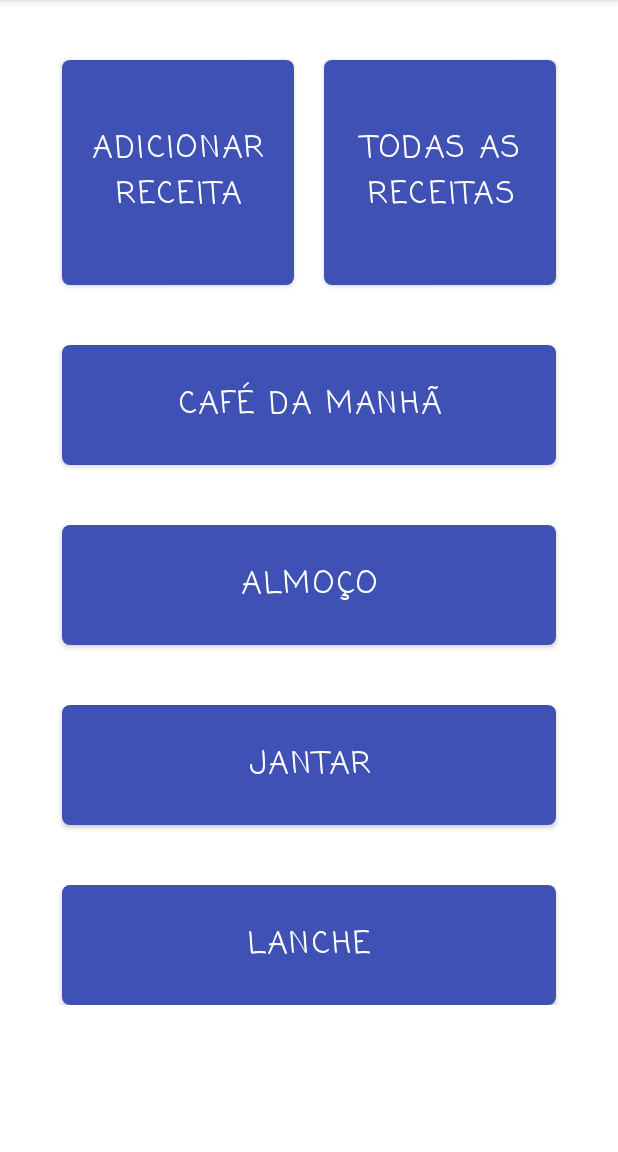
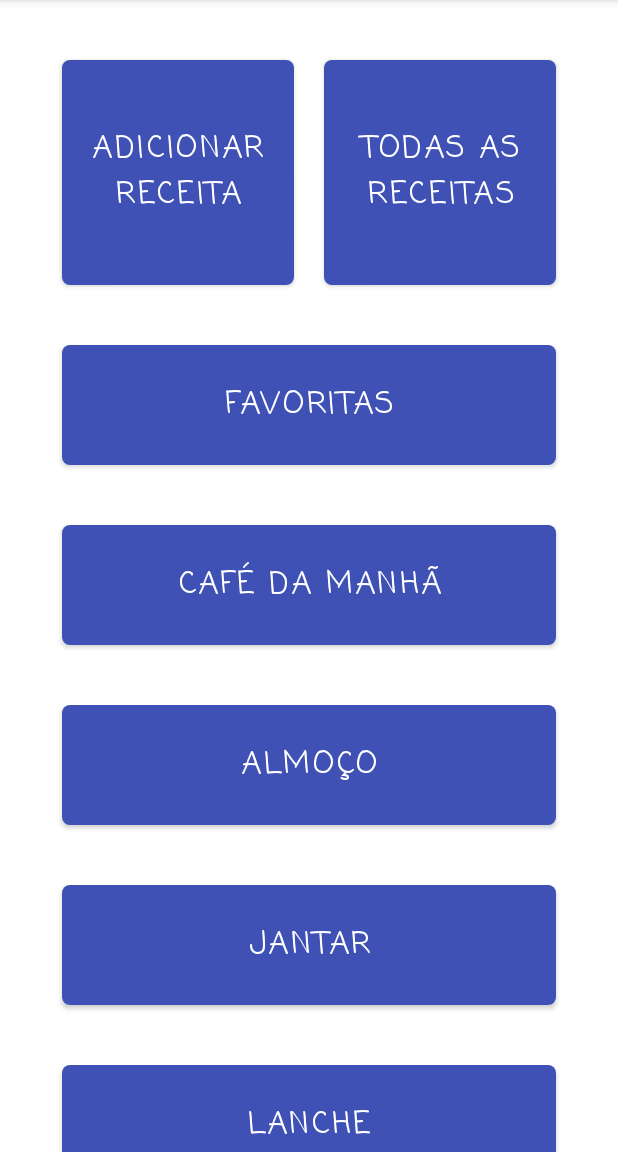
Before and after one commit to JoandersonG/MenuMeu, an Android app: the screen it shows after launch (HomeActivity), on a phone screen of 412 x 824 dp, the part 84-1236 px from its top. Run offline under Robolectric (Android 15) with nearby library versions, the phone set to English and light mode, and no system bars.

Commit message:
favorite implemented

```diff
--- a/app/src/main/java/joandersongoncalves/example/veganocook/data/RecipeRepository.kt
+++ b/app/src/main/java/joandersongoncalves/example/veganocook/data/RecipeRepository.kt
@@ -32,6 +32,10 @@ class RecipeRepository(private val recipeDao: RecipeDao) {
         }
     }
 
+    suspend fun getFavoriteRecipes(): List<Recipe> {
+        return recipeDao.getFavoriteRecipes()
+    }
+
     suspend fun updateRecipe(recipe: Recipe) {
         recipeDao.updateRecipeWithCategories(recipe)
     }
--- a/app/src/main/java/joandersongoncalves/example/veganocook/data/database/RecipeDao.kt
+++ b/app/src/main/java/joandersongoncalves/example/veganocook/data/database/RecipeDao.kt
@@ -78,6 +78,9 @@ abstract class RecipeDao {
     @Query("SELECT * FROM recipes WHERE recipe_id = :recipeId")
     abstract suspend fun getRecipeWithCategories(recipeId: Int): List<RecipesWithCategories>
 
+    @Query("SELECT * FROM recipes WHERE is_favorite = :isFavorite")
+    abstract suspend fun getFavoriteRecipes(isFavorite: Boolean = true): List<Recipe>
+
     @Query("SELECT * FROM recipes WHERE name LIKE :q")
     abstract suspend fun queryByName(q: String): List<Recipe>
 
--- a/app/src/main/java/joandersongoncalves/example/veganocook/presentation/HomeActivity.kt
+++ b/app/src/main/java/joandersongoncalves/example/veganocook/presentation/HomeActivity.kt
@@ -14,6 +14,11 @@ class HomeActivity : AppCompatActivity() {
     override fun onCreate(savedInstanceState: Bundle?) {
         super.onCreate(savedInstanceState)
         setContentView(R.layout.activity_home)
+
+        btFavorites.setOnClickListener {
+            val intent = CategoryActivity.getStartActivity(this, getString(R.string.favorite))
+            startActivity(intent)
+        }
 
         btBreakfest.setOnClickListener {
             val intent = CategoryActivity.getStartActivity(this, getString(R.string.breakfest))
--- /dev/null
+++ b/app/src/main/res/drawable/ic_favorite_outlined_24dp.xml
@@ -0,0 +1,10 @@
+<vector android:height="24dp"
+    android:tint="#FFFFFF"
+    android:viewportHeight="24.0"
+    android:viewportWidth="24.0"
+    android:width="24dp"
+    xmlns:android="http://schemas.android.com/apk/res/android">
+    <path
+        android:fillColor="#FF000000"
+        android:pathData="M16.5,3c-1.74,0 -3.41,0.81 -4.5,2.09C10.91,3.81 9.24,3 7.5,3 4.42,3 2,5.42 2,8.5c0,3.78 3.4,6.86 8.55,11.54L12,21.35l1.45,-1.32C18.6,15.36 22,12.28 22,8.5 22,5.42 19.58,3 16.5,3zM12.1,18.55l-0.1,0.1 -0.1,-0.1C7.14,14.24 4,11.39 4,8.5 4,6.5 5.5,5 7.5,5c1.54,0 3.04,0.99 3.57,2.36h1.87C13.46,5.99 14.96,5 16.5,5c2,0 3.5,1.5 3.5,3.5 0,2.89 -3.14,5.74 -7.9,10.05z" />
+</vector>
--- /dev/null
+++ b/app/src/main/res/drawable/sl_favourite_24dp.xml
@@ -0,0 +1,6 @@
+<?xml version="1.0" encoding="utf-8"?>
+<selector xmlns:android="http://schemas.android.com/apk/res/android">
+    <item android:drawable="@drawable/ic_favorite_outlined_24dp" android:state_checked="false" />
+    <item android:drawable="@drawable/ic_favorite_filled_24dp" android:state_checked="true" />
+    <item android:drawable="@drawable/ic_favorite_outlined_24dp" />
+</selector>
--- a/app/src/main/res/layout/activity_home.xml
+++ b/app/src/main/res/layout/activity_home.xml
@@ -52,13 +52,22 @@
             app:layout_constraintStart_toStartOf="@id/guideline3" />
 
         <Button
+            android:id="@+id/btFavorites"
+            style="@style/HomeActivityButton"
+            android:layout_width="0dp"
+            android:text="@string/favorite"
+            app:layout_constraintEnd_toEndOf="@id/guideline2"
+            app:layout_constraintStart_toStartOf="@id/guideline"
+            app:layout_constraintTop_toBottomOf="@+id/btAddRecipe" />
+
+        <Button
             android:id="@+id/btBreakfest"
             style="@style/HomeActivityButton"
             android:layout_width="0dp"
             android:text="@string/breakfest"
             app:layout_constraintEnd_toEndOf="@id/guideline2"
             app:layout_constraintStart_toStartOf="@id/guideline"
-            app:layout_constraintTop_toBottomOf="@+id/btAddRecipe" />
+            app:layout_constraintTop_toBottomOf="@+id/btFavorites" />
 
         <Button
             android:id="@+id/btLunch"
--- a/app/src/main/res/menu/recipe_detais_top_app_bar.xml
+++ b/app/src/main/res/menu/recipe_detais_top_app_bar.xml
@@ -1,6 +1,12 @@
 <?xml version="1.0" encoding="utf-8"?>
 <menu xmlns:android="http://schemas.android.com/apk/res/android"
     xmlns:app="http://schemas.android.com/apk/res-auto">
+
+    <item
+        android:id="@+id/favoriteItem"
+        app:showAsAction="ifRoom"
+        android:icon="@drawable/ic_favorite_outlined_24dp"
+        android:title="@string/add_to_favorite" />
 
     <item
         android:title="@string/edit"
--- a/app/src/main/res/values/strings.xml
+++ b/app/src/main/res/values/strings.xml
@@ -15,6 +15,7 @@
     <!-- Generic string -->
     <string name="title">Título</string>
     <string name="description">Descrição</string>
+    <string name="favorite">Favoritas</string>
     <string name="breakfest">Café da Manhã</string>
     <string name="lunch">Almoço</string>
     <string name="dinner">Jantar</string>
@@ -25,6 +26,9 @@
 
     <!-- RecipeDetailsActivity -->
     <string name="edit_recipe">Editar receita</string>
+    <string name="add_to_favorite">Adicionar aos favoritos</string>
+    <string name="recipe_added_to_favorites">Receita adicionada aos favoritos</string>
+    <string name="recipe_removed_from_favorites">Receita removida dos favoritos</string>
 
     <!-- SearchActivity -->
     <string name="search_results">Resultados da Busca:</string>
```
Also changed, not shown: app/src/main/java/joandersongoncalves/example/veganocook/data/model/Recipe.kt (+5 -2 lines), app/src/main/java/joandersongoncalves/example/veganocook/presentation/CreateRecipeActivity.kt (+25 -5 lines), app/src/main/java/joandersongoncalves/example/veganocook/presentation/RecipeDetailsActivity.kt (+39 -0 lines), app/src/main/java/joandersongoncalves/example/veganocook/presentation/viewmodel/CreateRecipeViewModel.kt (+12 -1 lines), app/src/main/res/drawable/ic_favorite_filled_24dp.xml (added, +10 -0 lines), app/src/main/res/layout/activity_create_recipe.xml (+26 -0 lines).
